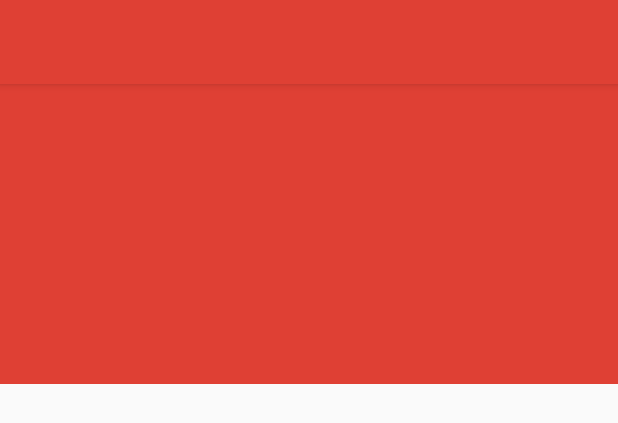
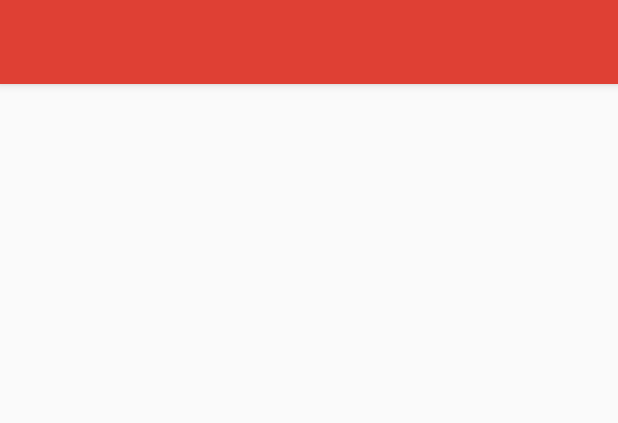
Before and after one commit to ChristineWasike/Ecommerce, an Android app: the layout app_bar_main.xml on its own in the app's theme, with its tools: preview values and no code run, on a phone screen of 412 x 824 dp. Shown: the top 423 px of the screen. Run offline under Robolectric (Android 15) with nearby library versions, the phone set to English and light mode, and no system bars.

Commit message:
Took out the recycler view and game the frame layout full height

```diff
--- a/app/src/main/res/layout/activity_main.xml
+++ b/app/src/main/res/layout/activity_main.xml
@@ -9,26 +9,10 @@
         tools:showIn="@layout/app_bar_main"
         tools:context=".ui.MainActivity">
 
-    <androidx.recyclerview.widget.RecyclerView
-            android:id="@+id/recyclerView"
-            android:layout_width="match_parent"
-            android:layout_height="match_parent"
-            android:layout_marginStart="8dp"
-            app:layout_constraintStart_toStartOf="parent"
-            android:layout_marginLeft="8dp"
-            app:layout_constraintEnd_toEndOf="parent"
-            android:layout_marginEnd="8dp"
-            android:layout_marginRight="8dp"
-            android:layout_marginTop="8dp"
-            app:layout_constraintTop_toTopOf="parent"
-            android:layout_marginBottom="8dp"
-            app:layout_constraintBottom_toBottomOf="parent"/>
-
 
     <FrameLayout
             android:id="@+id/frameLayout"
             android:layout_width="match_parent"
-            android:layout_height="200dp"
-            android:background="@color/colorPrimary"/>
+            android:layout_height="match_parent"/>
 
 </RelativeLayout>
```
